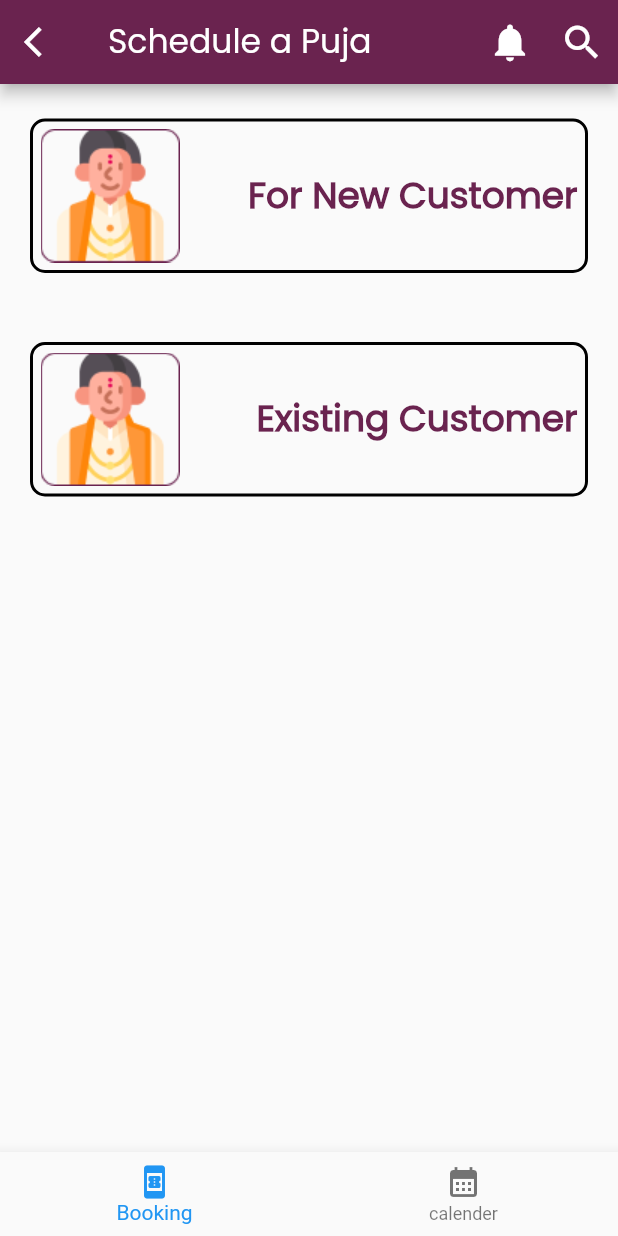
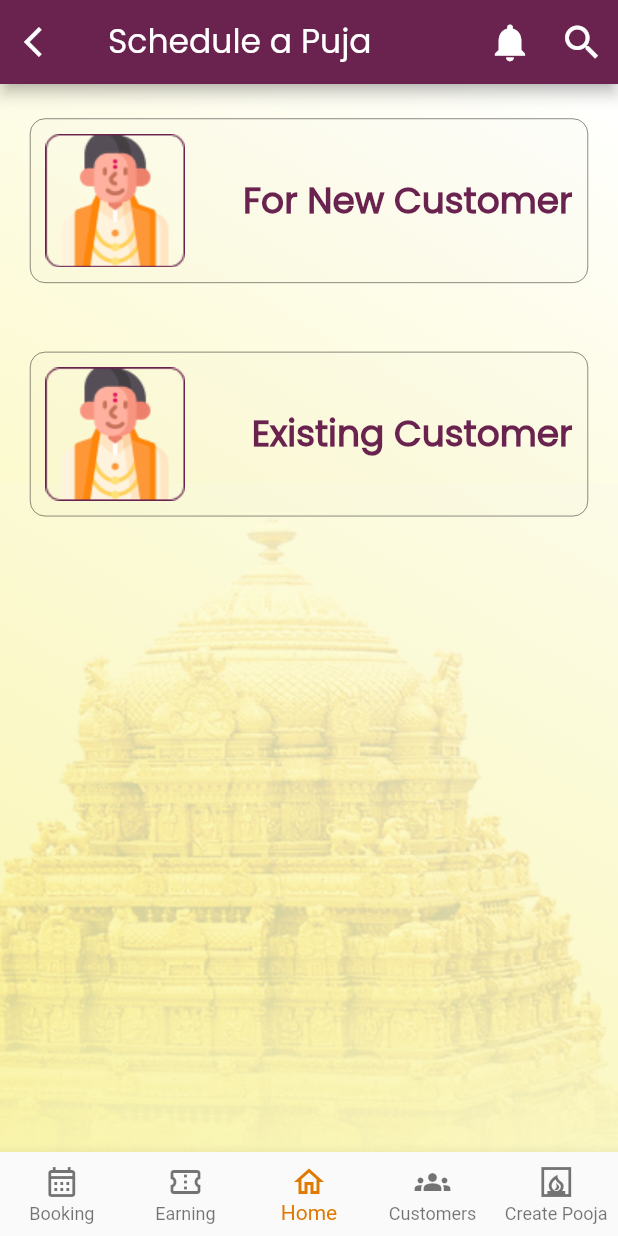
Before and after one commit to tirupathirao0201/Flutter_Assign_03_karishya, a Flutter app: the screen it shows after launch, after a tap on "SUBMIT", on a phone screen of 412 x 824 dp. Run offline on Flutter 3.47's test engine with Material 2 defaults, Android fonts, the phone set to English and light mode, and no system bars.

Commit message:
feat:existing-customers

```diff
--- a/lib/main.dart
+++ b/lib/main.dart
@@ -17,6 +17,7 @@ class MyApp extends StatelessWidget {
         primarySwatch: Colors.blue,
       ),
       home: const HomePage(),
+      debugShowCheckedModeBanner: false,
     );
   }
 }
--- a/lib/user_interface/home.dart
+++ b/lib/user_interface/home.dart
@@ -1,7 +1,6 @@
 import 'package:flutter/material.dart';
 import 'package:flutter_assign3/user_interface/schedule_puja.dart';
-// import 'package:flutter_svg/flutter_svg.dart';
-// Home scree widget starts
+
 class HomePage extends StatefulWidget {
   const HomePage({super.key});
 
@@ -13,28 +12,38 @@ class _HomePageState extends State<HomePage> {
   TextEditingController textController = TextEditingController();
   @override
   Widget build(BuildContext context) {
-    return  Scaffold(
+    return Scaffold(
       body: Container(
+        padding: const EdgeInsets.all(39),
         height: double.infinity,
         width: double.infinity,
         decoration: const BoxDecoration(
-          image: DecorationImage(image:AssetImage("assets/images/temple.png"),
-          opacity: 1.0
-          )
-        ),
-        child: Padding(
-          padding: const EdgeInsets.only(top: 100),
+            gradient: LinearGradient(
+                begin: Alignment.topRight,
+                end: Alignment.bottomLeft,
+                colors: <Color>[
+                  Colors.white,
+                  Color.fromARGB(255, 249, 245, 162)
+                ]),
+            image: DecorationImage(
+                image: AssetImage("assets/images/temple.png"),
+                alignment: Alignment.bottomCenter,
+                opacity: 1.0)),
         child: Column(
-            children:   <Widget>[
-              const Text("Sign In",
+          mainAxisAlignment: MainAxisAlignment.center,
+          children: <Widget>[
+            const Text(
+              "Sign In",
               style: TextStyle(
                 fontFamily: "Poppins",
                 fontStyle: FontStyle.normal,
-                  fontWeight:FontWeight.w600,
-                  fontSize:32,
+                fontWeight: FontWeight.w600,
+                fontSize: 32,
               ),
             ),
-              const Text("Sign in to access all the important puja material and puja sessions.",
+            const SizedBox(height: 21),
+            const Text(
+              "Sign in to access all the important puja material and puja sessions.",
               textAlign: TextAlign.center,
               style: TextStyle(
                 fontFamily: "Poppins",
@@ -42,79 +51,73 @@ class _HomePageState extends State<HomePage> {
                 fontSize: 18,
               ),
             ),
+            const SizedBox(height: 34),
             TextField(
               keyboardType: TextInputType.phone,
               controller: textController,
               maxLength: 10,
               decoration: InputDecoration(
                   hintText: "Enter mobile no.",
-                  hintStyle: const TextStyle(
-                    color:Color(0xFFAE88A0)
+                  hintStyle: const TextStyle(color: Color(0xFFAE88A0)),
+                  enabledBorder: OutlineInputBorder(
+                      borderSide:
+                          const BorderSide(width: 1, color: Color(0xFFDFC2DE)),
+                      borderRadius: BorderRadius.circular(10)),
+                  focusedBorder: OutlineInputBorder(
+                      borderSide:
+                          const BorderSide(width: 1, color: Color(0xFFDFC2DE)),
+                      borderRadius: BorderRadius.circular(10))),
             ),
-                  enabledBorder: OutlineInputBorder(
-                    borderSide: const BorderSide(width:1,color: Color(0xFFDFC2DE)),
-                    borderRadius: BorderRadius.circular(10)
-                  ),
-                  focusedBorder: OutlineInputBorder(
-                        borderSide: const BorderSide(
-                            width: 1, color: Color(0xFFDFC2DE)),
-                        borderRadius: BorderRadius.circular(10))
-                ),
-              ),
+            const SizedBox(height: 39),
             ElevatedButton(
-
-                onPressed: (){
-                // ignore: avoid_print
-                Navigator.push(context,
-                MaterialPageRoute(builder: (context)=>  SchedulePuja())
-                );
-                print(textController.text);
-                textController.text='';
+                onPressed: () {
+                  Navigator.push(
+                      context,
+                      MaterialPageRoute(
+                          builder: (context) => const SchedulePuja()));
+                  textController.text = '';
                 },
                 style: ElevatedButton.styleFrom(
                     foregroundColor: Colors.white,
                     backgroundColor: const Color(0xFF6A234F),
                     minimumSize: const Size(350, 56),
                     shape: RoundedRectangleBorder(
-                  borderRadius: BorderRadius.circular(10)
-                )
-              ),
-              child: const Text("SUBMIT",
+                        borderRadius: BorderRadius.circular(10))),
+                child: const Text(
+                  "SUBMIT",
                   style: TextStyle(
                       fontFamily: "Poppins",
                       fontStyle: FontStyle.normal,
                       fontWeight: FontWeight.w500,
                       fontSize: 20,
-                      letterSpacing: 2
-                    ),
-                  )
-              ),
+                      letterSpacing: 2),
+                )),
+            const SizedBox(height: 48),
             Row(
               mainAxisAlignment: MainAxisAlignment.center,
               children: const [
-                Text("Don't have an account?",
+                Text(
+                  "Don't have an account?",
                   style: TextStyle(
                       fontFamily: "Poppins",
                       fontStyle: FontStyle.normal,
                       fontWeight: FontWeight.w400,
-                  fontSize: 15
+                      fontSize: 15),
                 ),
-                ),
-                Text("SIGN UP",
+                Text(
+                  "SIGN UP",
                   style: TextStyle(
                       fontFamily: "Poppins",
                       fontStyle: FontStyle.normal,
                       fontWeight: FontWeight.w400,
                       fontSize: 15,
-                    color: Color(0xffDF7900)
-                ),
+                      color: Color(0xffDF7900)),
                 )
               ],
             )
           ],
         ),
       ),
-      ),
     );
   }
 }
--- a/lib/user_interface/schedule_puja.dart
+++ b/lib/user_interface/schedule_puja.dart
@@ -1,4 +1,6 @@
 import 'package:flutter/material.dart';
+import 'package:flutter_assign3/user_interface/existing_customers.dart';
+
 class SchedulePuja extends StatefulWidget {
   const SchedulePuja({super.key});
 
@@ -9,14 +11,16 @@ class SchedulePuja extends StatefulWidget {
 class _SchedulePujaState extends State<SchedulePuja> {
   @override
   Widget build(BuildContext context) {
-    return  Scaffold(
+    return Scaffold(
       appBar: AppBar(
         backgroundColor: const Color(0xFF6A234F),
-        leading: IconButton(onPressed: (){
+        leading: IconButton(
+            onPressed: () {
               Navigator.pop(context);
             },
             icon: const Icon(Icons.arrow_back_ios)),
-        title: const Text("Schedule a Puja",
+        title: const Text(
+          "Schedule a Puja",
           style: TextStyle(
             fontFamily: "Poppins",
             fontStyle: FontStyle.normal,
@@ -24,21 +28,51 @@ class _SchedulePujaState extends State<SchedulePuja> {
             fontSize: 22,
           ),
         ),
-        actions: <Widget> [
-          IconButton(onPressed: (){}, icon: const Icon(Icons.notifications,size: 30,)
-          ),
-          IconButton(onPressed: (){}, icon: const Icon(Icons.search,size: 30,))
+        actions: <Widget>[
+          IconButton(
+              onPressed: () {},
+              icon: const Icon(
+                Icons.notifications,
+                size: 30,
+              )),
+          IconButton(
+              onPressed: () {},
+              icon: const Icon(
+                Icons.search,
+                size: 30,
+              ))
         ],
       ),
-      body:  Column(
+      body: Container(
+        height: double.infinity,
+        width: double.infinity,
+        decoration: const BoxDecoration(
+            gradient: LinearGradient(
+                begin: Alignment.topRight,
+                end: Alignment.bottomLeft,
+                colors: <Color>[
+                  Colors.white,
+                  Color.fromARGB(255, 249, 245, 162)
+                ]),
+            image: DecorationImage(
+                image: AssetImage("assets/images/temple.png"),
+                alignment: Alignment.bottomCenter,
+                opacity: 1.0)),
+        child: Column(
           children: [
-          Container(
-            padding: const EdgeInsets.all(5),
+            InkWell(
+              onTap: () {},
+              child: Container(
+                padding: const EdgeInsets.all(10),
                 margin: const EdgeInsets.fromLTRB(20, 23, 20, 23),
                 decoration: BoxDecoration(
-              border: Border.all(width: 2.0),
-              borderRadius: BorderRadius.circular(10)
-            ),
+                    border: Border.all(width: 0.3),
+                    borderRadius: BorderRadius.circular(10),
+                    boxShadow: const [
+                      BoxShadow(
+                        color: Color.fromARGB(2, 0, 0, 0),
+                      )
+                    ]),
                 child: Row(
                   mainAxisAlignment: MainAxisAlignment.spaceBetween,
                   children: [
@@ -49,23 +83,32 @@ class _SchedulePujaState extends State<SchedulePuja> {
                             fontStyle: FontStyle.normal,
                             fontWeight: FontWeight.w600,
                             fontSize: 24,
-                      color: Color(0xff6a234f)
-                    )
-                )
+                            color: Color(0xff6a234f)))
                   ],
                 ),
               ),
-          Container(
-
-            padding: const EdgeInsets.all(5),
+            ),
+            InkWell(
+              onTap: () {
+                Navigator.push(
+                    context,
+                    MaterialPageRoute(
+                        builder: (context) => const ExistingCustomers()));
+              },
+              child: Container(
+                padding: const EdgeInsets.all(10),
                 margin: const EdgeInsets.fromLTRB(20, 23, 20, 23),
                 decoration: BoxDecoration(
-              border: Border.all(width: 2),
-              borderRadius: BorderRadius.circular(10)
-            ),
+                    border: Border.all(width: 0.3),
+                    borderRadius: BorderRadius.circular(10),
+                    boxShadow: const [
+                      BoxShadow(
+                        color: Color.fromARGB(2, 0, 0, 0),
+                      )
+                    ]),
                 child: Row(
                     mainAxisAlignment: MainAxisAlignment.spaceBetween,
-              children:[
+                    children: [
                       Image.asset("assets/images/avatar.png"),
                       const Text("Existing Customer",
                           style: TextStyle(
@@ -73,18 +116,36 @@ class _SchedulePujaState extends State<SchedulePuja> {
                               fontStyle: FontStyle.normal,
                               fontWeight: FontWeight.w600,
                               fontSize: 24,
-                      color: Color(0xff6a234f)
-                    )
-                )
-              ]
+                              color: Color(0xff6a234f)))
+                    ]),
               ),
             )
           ],
         ),
-      bottomNavigationBar:BottomNavigationBar(items:  const [
-        BottomNavigationBarItem(icon: Icon(Icons.book_online),label:"Booking"),
-        BottomNavigationBarItem(icon: Icon(Icons.calendar_month),label: "calender")
-      ]),
+      ),
+      bottomNavigationBar: BottomNavigationBar(
+        type: BottomNavigationBarType.fixed,
+        selectedItemColor: const Color(0xffDF7900),
+        selectedLabelStyle: const TextStyle(color: Color(0xffDF7900)),
+        unselectedLabelStyle: const TextStyle(color: Colors.black),
+        currentIndex: 2,
+        items: const <BottomNavigationBarItem>[
+          BottomNavigationBarItem(
+              icon: Icon(
+                Icons.calendar_month_outlined,
+              ),
+              label: "Booking"),
+          BottomNavigationBarItem(
+              icon: Icon(Icons.confirmation_num_outlined), label: "Earning"),
+          BottomNavigationBarItem(
+            icon: Icon(Icons.home_outlined),
+            label: "Home",
+          ),
+          BottomNavigationBarItem(icon: Icon(Icons.groups), label: "Customers"),
+          BottomNavigationBarItem(
+              icon: Icon(Icons.fireplace_outlined), label: "Create Pooja")
+        ],
+      ),
     );
   }
 }
```
Also changed, not shown: lib/user_interface/existing_customers.dart (added, +113 -0 lines), lib/widgets/generic_customer_details.dart (added, +79 -0 lines), assets/images/profile.png (added), assets/images/temple.svg (deleted). Lines whose indentation alone changed are shown as unchanged.
